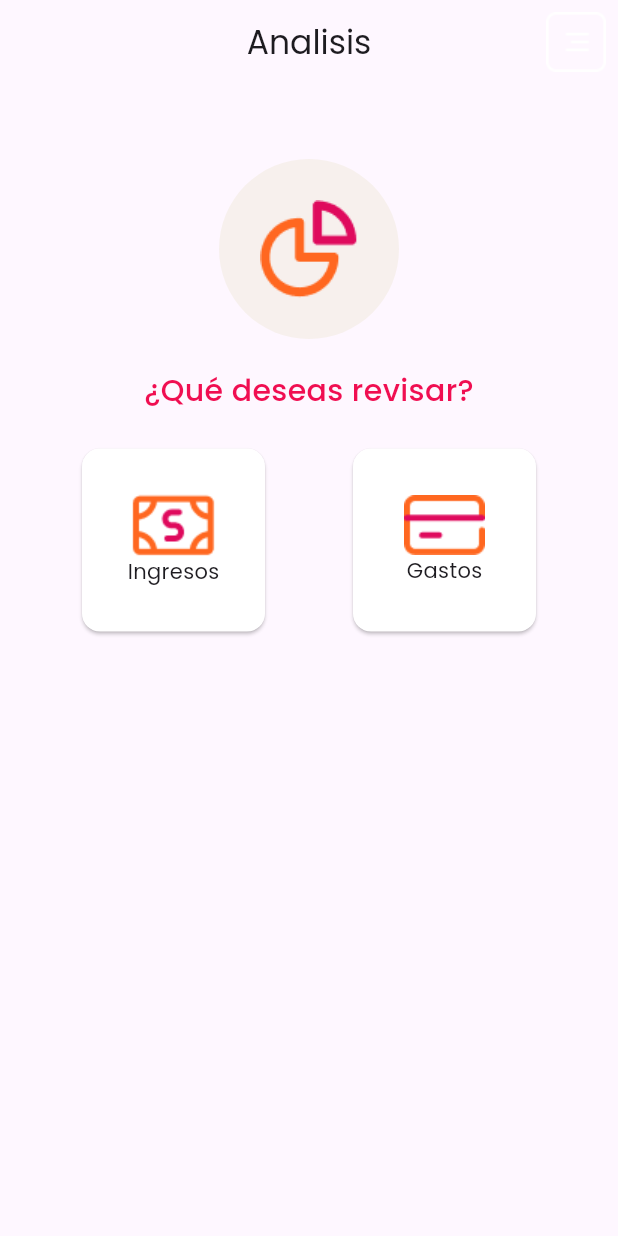
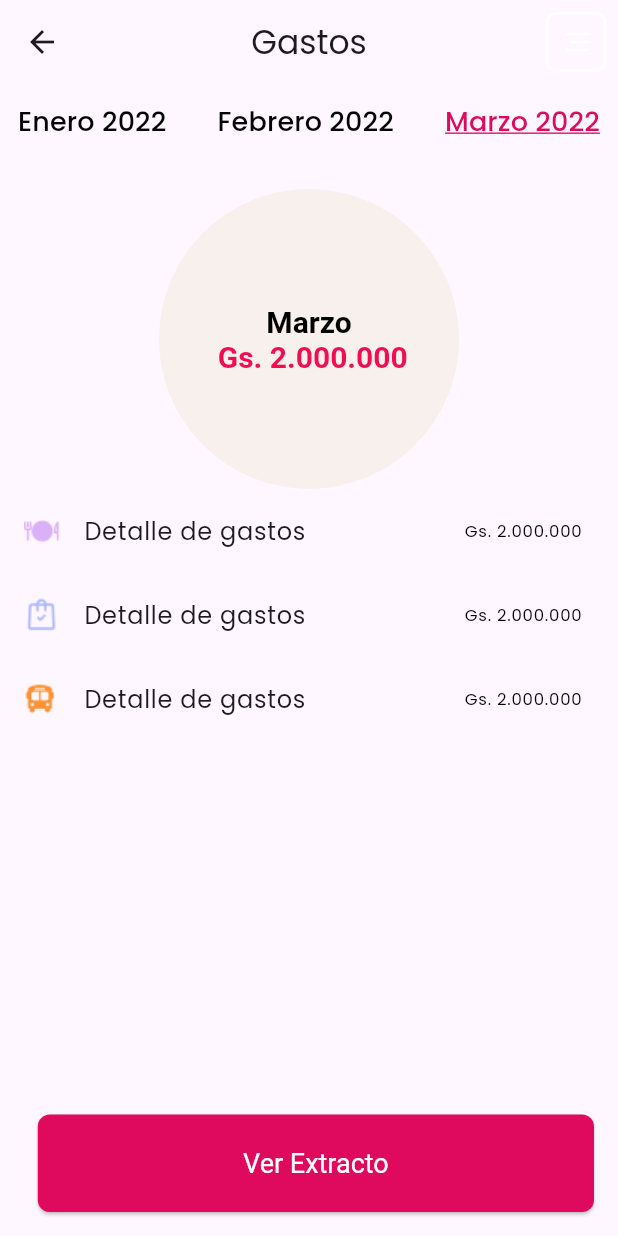
Before and after one commit to ramirezsebas/e_app, a Flutter app: the AnalisisScreen screen opened directly, after a tap on "Gastos", on a phone screen of 412 x 824 dp. Run offline on Flutter 3.47's test engine with Material 3 defaults, Android fonts, the phone set to English and light mode, and no system bars; our stand-ins replace bloc, equatable, flutter_bloc, google_fonts; generated files the repository leaves out were written again.

Commit message:
feat: creamos la pantalla de analtica de gastos con navegacion desde analitica

```diff
--- a/lib/app/presentation/screens/analisis_screen.dart
+++ b/lib/app/presentation/screens/analisis_screen.dart
@@ -1,4 +1,5 @@
 import 'package:e_app/app/core/widgets/e_card.dart';
+import 'package:e_app/app/presentation/screens/expense_analytics_screen.dart';
 import 'package:e_app/gen/assets.gen.dart';
 import 'package:flutter/material.dart';
 
@@ -55,7 +56,14 @@ class AnalisisScreen extends StatelessWidget {
                 ECard(
                   title: 'Gastos',
                   icon: Assets.icons.expense.image(),
-                  onTap: () {},
+                  onTap: () {
+                    Navigator.push(
+                      context,
+                      MaterialPageRoute<void>(
+                        builder: (context) => const ExpenseAnalyticsScreen(),
+                      ),
+                    );
+                  },
                 ),
               ],
             ),
--- /dev/null
+++ b/lib/app/presentation/screens/expense_analytics_screen.dart
@@ -0,0 +1,170 @@
+import 'package:e_app/app/core/widgets/e_date_selector.dart';
+import 'package:e_app/gen/assets.gen.dart';
+import 'package:flutter/material.dart';
+
+class ExpenseAnalyticsScreen extends StatelessWidget {
+  const ExpenseAnalyticsScreen({super.key});
+
+  @override
+  Widget build(BuildContext context) {
+    return const ExpenseAnalyticsView();
+  }
+}
+
+class ExpenseAnalyticsView extends StatefulWidget {
+  const ExpenseAnalyticsView({
+    super.key,
+  });
+
+  @override
+  State<ExpenseAnalyticsView> createState() => _ExpenseAnalyticsViewState();
+}
+
+class _ExpenseAnalyticsViewState extends State<ExpenseAnalyticsView> {
+  final _year = '2022';
+  final _months = [
+    'Enero',
+    'Febrero',
+    'Marzo',
+    'Abril',
+    'Mayo',
+    'Junio',
+    'Julio',
+    'Agosto',
+    'Septiembre',
+    'Octubre',
+    'Noviembre',
+    'Diciembre',
+  ];
+  var _selectedMonth = DateTime.now().month;
+
+  @override
+  Widget build(BuildContext context) {
+    return Scaffold(
+      appBar: AppBar(
+        title: const Text('Gastos'),
+        centerTitle: true,
+        actions: [
+          IconButton(
+            onPressed: () {},
+            icon: Assets.icons.drawer.image(),
+          ),
+        ],
+      ),
+      floatingActionButton: ElevatedButton(
+        style: ElevatedButton.styleFrom(
+          backgroundColor: const Color(0xffDF0A5D),
+          shape: RoundedRectangleBorder(
+            borderRadius: BorderRadius.circular(8),
+          ),
+          textStyle: const TextStyle(
+            fontSize: 18,
+          ),
+          minimumSize: Size(MediaQuery.of(context).size.width * 0.9, 65),
+        ),
+        onPressed: () {},
+        child: const Text(
+          'Ver Extracto',
+          style: TextStyle(
+            color: Colors.white,
+          ),
+        ),
+      ),
+      body: Column(
+        children: [
+          SizedBox(
+            height: 50,
+            child: EDateSelector(
+              months: _months,
+              year: _year,
+              selectedMonth: _selectedMonth,
+              onMonthSelected: (index) {
+                setState(() {
+                  _selectedMonth = index + 1;
+                });
+              },
+            ),
+          ),
+          const SizedBox(height: 20),
+          Container(
+            decoration: const BoxDecoration(
+              shape: BoxShape.circle,
+              color: Color(0xffF7F0ED),
+            ),
+            height: 200,
+            width: 200,
+            alignment: Alignment.center,
+            child: RichText(
+              textAlign: TextAlign.center,
+              text: TextSpan(
+                text: _months[_selectedMonth - 1],
+                style: const TextStyle(
+                  fontSize: 20,
+                  fontWeight: FontWeight.bold,
+                  color: Colors.black,
+                ),
+                children: const [
+                  TextSpan(
+                    text: '\n Gs. 2.000.000',
+                    style: TextStyle(
+                      color: Color(0xffF00E51),
+                      fontWeight: FontWeight.bold,
+                    ),
+                  ),
+                ],
+              ),
+            ),
+          ),
+          ListTile(
+            leading: Assets.icons.restaurantBarCategory.image(),
+            title: const Text(
+              'Detalle de gastos',
+              style: TextStyle(
+                fontWeight: FontWeight.w400,
+              ),
+            ),
+            trailing: const Text(
+              'Gs. 2.000.000',
+              style: TextStyle(
+                color: Colors.black,
+                fontWeight: FontWeight.w400,
+              ),
+            ),
+          ),
+          ListTile(
+            leading: Assets.icons.shoppingCategory.image(),
+            title: const Text(
+              'Detalle de gastos',
+              style: TextStyle(
+                fontWeight: FontWeight.w400,
+              ),
+            ),
+            trailing: const Text(
+              'Gs. 2.000.000',
+              style: TextStyle(
+                color: Colors.black,
+                fontWeight: FontWeight.w400,
+              ),
+            ),
+          ),
+          ListTile(
+            leading: Assets.icons.transportationCategory.image(),
+            title: const Text(
+              'Detalle de gastos',
+              style: TextStyle(
+                fontWeight: FontWeight.w400,
+              ),
+            ),
+            trailing: const Text(
+              'Gs. 2.000.000',
+              style: TextStyle(
+                color: Colors.black,
+                fontWeight: FontWeight.w400,
+              ),
+            ),
+          ),
+        ],
+      ),
+    );
+  }
+}
```
